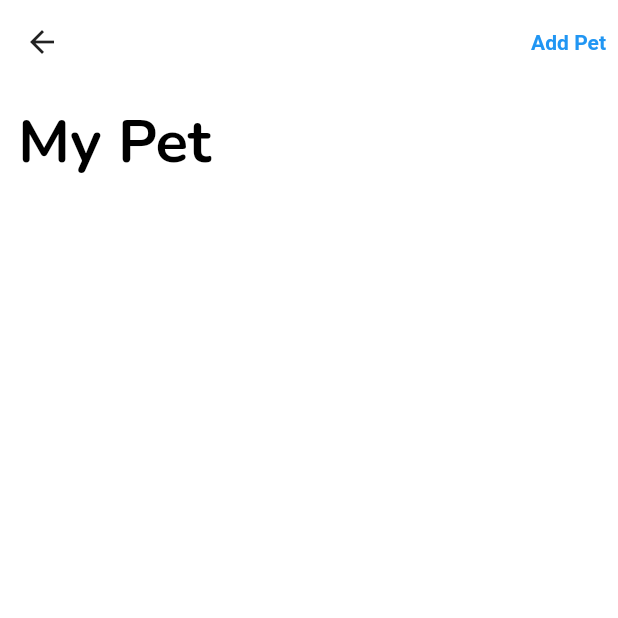
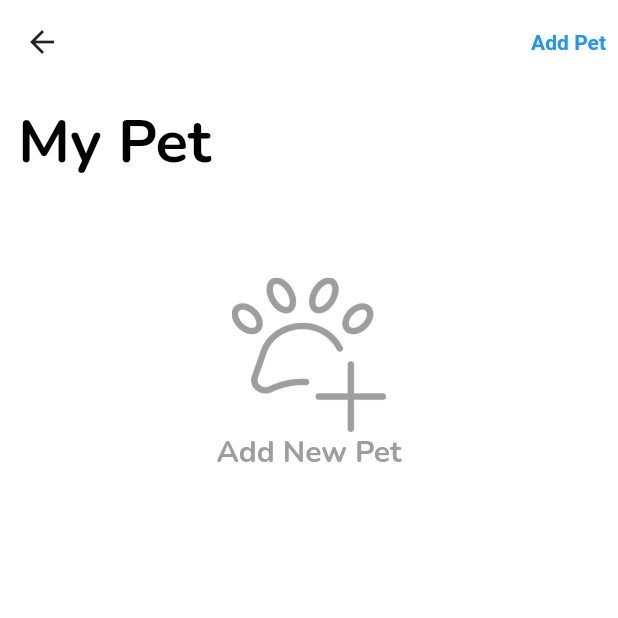
Before and after one commit to kopianan/ILoveIruka, a Flutter app: the MyPetsPage screen opened by its route, on a phone screen of 412 x 824 dp, the top half of it. Run offline on Flutter 3.47's test engine with Material 2 defaults, Android fonts, the phone set to English and light mode, and no system bars; drawn by our look-alikes of pull_to_refresh; our stand-ins replace bloc, carousel_slider, dartz, date_time_picker, dio, firebase_messaging and 20 more; missing offline and left inert: image_downloader; accounts and stored records are empty; generated files the repository leaves out were written again.

Commit message:
no message

```diff
--- a/lib/application/pet/add_pet_controller.dart
+++ b/lib/application/pet/add_pet_controller.dart
@@ -15,6 +15,11 @@ class AddPetController extends GetxController {
   RxString petImage = "".obs;
   File dummyImage;
   PageController petPageController = PageController(initialPage: 0);
+
+  void removeAllData() {
+    dummyImage = null;
+    petBreed = null;
+  }
 
   void setDummyImage(File image) {
     dummyImage = image;
--- a/lib/application/pet/pet_controller.dart
+++ b/lib/application/pet/pet_controller.dart
@@ -87,8 +87,8 @@ class PetController extends GetxController {
   }
 
   void setListPet(List<PetDataModel> dataList) {
-    dataList.removeWhere(
-        (element) => element.user == userController.getUserData().id);
+    // dataList.removeWhere(
+    //     (element) => element.user == userController.getUserData().id);
     listPetDataModel.assignAll(dataList);
   }
 
--- a/lib/presentation/home/pets/add_new_pet/add_new_pet_page2.dart
+++ b/lib/presentation/home/pets/add_new_pet/add_new_pet_page2.dart
@@ -38,6 +38,7 @@ class _AddNewPetPage2State extends State<AddNewPetPage2> {
     try {
       addPetController.previousePage();
     } catch (e) {
+      addPetController.removeAllData();
       return true;
     }
 
--- a/lib/presentation/home/pets/add_new_pet/widget/pet_race_widget.dart
+++ b/lib/presentation/home/pets/add_new_pet/widget/pet_race_widget.dart
@@ -118,7 +118,7 @@ class _PetRaceWidgetState extends State<PetRaceWidget> {
                       addPetController.pageNextPage();
                     }
                   },
-                )
+                ), SizedBox(height: 20)
               ],
             ),
           ),
--- a/lib/presentation/home/pets/my_pets_page.dart
+++ b/lib/presentation/home/pets/my_pets_page.dart
@@ -133,18 +133,38 @@ class _MyPetsPageState extends State<MyPetsPage> {
                       ),
                       state.maybeMap(
                         loading: (e) => SliverToBoxAdapter(
+                          child: Center(
+                            child: CircularProgressIndicator(),
+                          ),
+                        ),
+                        orElse: () => (myPet.getMyPet.length == 0)
+                            ? SliverToBoxAdapter(
+                                child: InkWell(
+                                  onTap: () {
+                                    Get.toNamed(AddNewPetPage2.TAG);
+                                  },
                                   child: Column(
+                                    mainAxisSize: MainAxisSize.max,
                                     mainAxisAlignment: MainAxisAlignment.center,
                                     children: [
-                              Center(
-                                child: CircularProgressIndicator(),
+                                      SizedBox(height: 50),
+                                      Image.asset('images/assets/add_pet.png',
+                                          width: Get.size.width / 4,
+                                          color: Colors.grey),
+                                      Text(
+                                        "Add New Pet",
+                                        style: TextStyle(
+                                            fontSize: 20,
+                                            color: Colors.grey,
+                                            fontWeight: FontWeight.bold),
                                       )
                                     ],
                                   ),
                                 ),
-                        orElse: () => SliverList(
-                            delegate:
-                                SliverChildBuilderDelegate((context, index) {
+                              )
+                            : SliverList(
+                                delegate: SliverChildBuilderDelegate(
+                                    (context, index) {
                                 return Slidable(
                                   actionPane: SlidableDrawerActionPane(),
                                   secondaryActions: [
@@ -159,7 +179,8 @@ class _MyPetsPageState extends State<MyPetsPage> {
                                                   title: Text(
                                                     "Delete Pet",
                                                     style: TextStyle(
-                                                  fontWeight: FontWeight.bold),
+                                                        fontWeight:
+                                                            FontWeight.bold),
                                                   ),
                                                   content: Text(
                                                       "Are you sure want to delete pet\nName : ${myPet.getMyPet[index].name}\nThe action can not be undone"),
@@ -167,9 +188,10 @@ class _MyPetsPageState extends State<MyPetsPage> {
                                                     TextButton(
                                                         onPressed: () {
                                                           Get.back();
-                                                    petBloc.add(
-                                                        PetEvent.deletePet(myPet
-                                                            .getMyPet[index]
+                                                          petBloc.add(PetEvent
+                                                              .deletePet(myPet
+                                                                  .getMyPet[
+                                                                      index]
                                                                   .id));
                                                         },
                                                         child: Text(
@@ -177,7 +199,8 @@ class _MyPetsPageState extends State<MyPetsPage> {
                                                           style: TextStyle(
                                                               color: Colors.red,
                                                               fontWeight:
-                                                            FontWeight.bold),
+                                                                  FontWeight
+                                                                      .bold),
                                                         )),
                                                     TextButton(
                                                         onPressed: () {
@@ -187,7 +210,8 @@ class _MyPetsPageState extends State<MyPetsPage> {
                                                           "No",
                                                           style: TextStyle(
                                                               fontWeight:
-                                                            FontWeight.bold),
+                                                                  FontWeight
+                                                                      .bold),
                                                         ))
                                                   ],
                                                 ));
@@ -198,14 +222,16 @@ class _MyPetsPageState extends State<MyPetsPage> {
                                       color: Colors.green,
                                       icon: Icons.edit,
                                       onTap: () {
-                                  myPet.setSelectedPet(myPet.getMyPet[index]);
+                                        myPet.setSelectedPet(
+                                            myPet.getMyPet[index]);
                                         Get.toNamed(AddNewPetPage.TAG);
                                       },
                                     ),
                                   ],
                                   child: InkWell(
                                     onTap: () {
-                                myPet.setSelectedPet(myPet.getMyPet[index]);
+                                      myPet.setSelectedPet(
+                                          myPet.getMyPet[index]);
                                       Get.toNamed(PetsDetailPage.TAG,
                                           arguments: myPet.getMyPet[index]);
                                     },
@@ -214,13 +240,15 @@ class _MyPetsPageState extends State<MyPetsPage> {
                                           horizontal: 5, vertical: 5),
                                       decoration: BoxDecoration(
                                           color: Colors.white,
-                                    borderRadius: BorderRadius.circular(10),
+                                          borderRadius:
+                                              BorderRadius.circular(10),
                                           boxShadow: [
                                             BoxShadow(
                                                 color: Colors.grey[200],
                                                 blurRadius: 3,
                                                 spreadRadius: 2,
-                                          offset: Offset.fromDirection(45, 2))
+                                                offset:
+                                                    Offset.fromDirection(45, 2))
                                           ]),
                                       child: Column(
                                         children: [
@@ -231,11 +259,14 @@ class _MyPetsPageState extends State<MyPetsPage> {
                                                   height: 80,
                                                   decoration: BoxDecoration(
                                                       borderRadius:
-                                                    BorderRadius.circular(10),
+                                                          BorderRadius.circular(
+                                                              10),
                                                       image: DecorationImage(
                                                           image: NetworkImage(Constants
                                                                   .getStagingUrl() +
-                                                        myPet.getMyPet[index]
+                                                              myPet
+                                                                  .getMyPet[
+                                                                      index]
                                                                   .profilePictureUrl),
                                                           onError: (e, trace) {
                                                             return Center(
@@ -254,7 +285,8 @@ class _MyPetsPageState extends State<MyPetsPage> {
                                                       CrossAxisAlignment.start,
                                                   children: [
                                                     Text(
-                                                myPet.getMyPet[index].name,
+                                                      myPet
+                                                          .getMyPet[index].name,
                                                       maxLines: 1,
                                                       style: TextStyle(
                                                           fontSize: 18,
@@ -264,11 +296,12 @@ class _MyPetsPageState extends State<MyPetsPage> {
                                                     Text(
                                                       myPet.getMyPet[index].bio,
                                                       maxLines: 2,
-                                                overflow: TextOverflow.ellipsis,
+                                                      overflow:
+                                                          TextOverflow.ellipsis,
                                                     ),
                                                     Text(
-                                                myPet.getMyPet[index].animal
-                                                    .label,
+                                                      myPet.getMyPet[index]
+                                                          .animal.label,
                                                       style: TextStyle(
                                                           fontSize: 11,
                                                           color: Colors.grey,
--- a/lib/presentation/home/pets/pets_match_page.dart
+++ b/lib/presentation/home/pets/pets_match_page.dart
@@ -64,15 +64,11 @@ class _PetsMatchPageState extends State<PetsMatchPage> {
             listener: (context, state) {
               state.maybeMap(
                 orElse: () {},
-                loading: (e) {
-                  print(e);
-                },
+                loading: (e) {},
                 error: (e) {
-                  print(e);
                   _refreshController.refreshCompleted();
                 },
                 onGetPetListData: (e) {
-                  print(e);
                   _refreshController.refreshCompleted();
                   pet.setListPet(e.petList);
                 },
--- a/pubspec.yaml
+++ b/pubspec.yaml
@@ -1,6 +1,6 @@
 name: i_love_iruka
 description: A new Flutter project.
-version: 1.2.3+30
+version: 1.2.3+31
 
 environment:
   sdk: ">=2.7.0 <3.0.0"
```
Also changed, not shown: lib/presentation/home/feeds_home/feed_home.dart (+12 -30 lines), lib/presentation/home/feeds_home/widgets/service_menu_item.dart (+3 -14 lines), images/assets/add_pet.png (added), 1 other file. Lines whose indentation alone changed are shown as unchanged.
